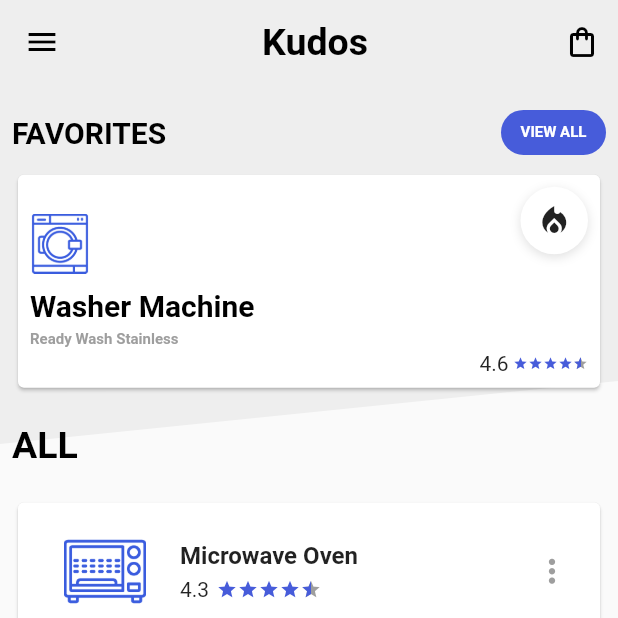
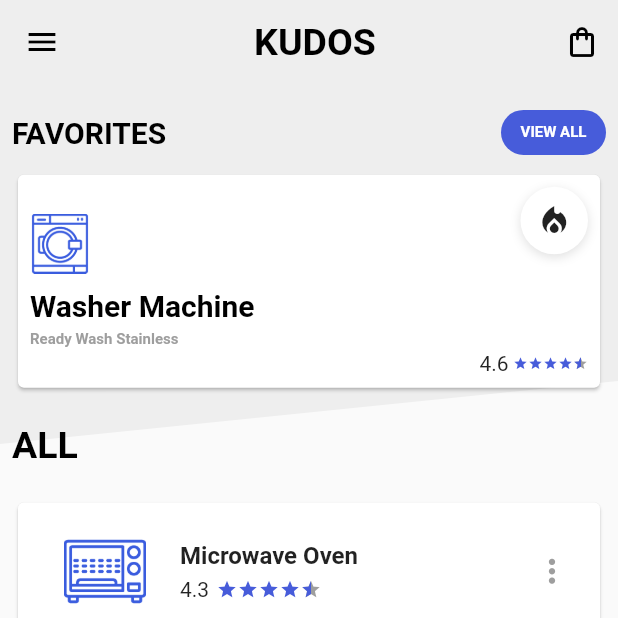
Before and after one commit to 0x4572696368/PC4, a Flutter app: the screen it shows after launch, on a phone screen of 412 x 824 dp, the top half of it. Run offline on Flutter 3.47's test engine with Material 2 defaults, Android fonts, the light colour scheme and no system bars; drawn by our look-alikes of flutter_rating_bar.

Commit message:
update title

```diff
--- a/lib/main.dart
+++ b/lib/main.dart
@@ -367,7 +367,7 @@ class _MyAppState extends State<MyApp> {
       ),
       title: Center(
         child: Text(
-          "Kudos",
+          "KUDOS",
           style: TextStyle(fontWeight: FontWeight.bold, color: Colors.black, fontSize: 25),
         ),
       ),
```
